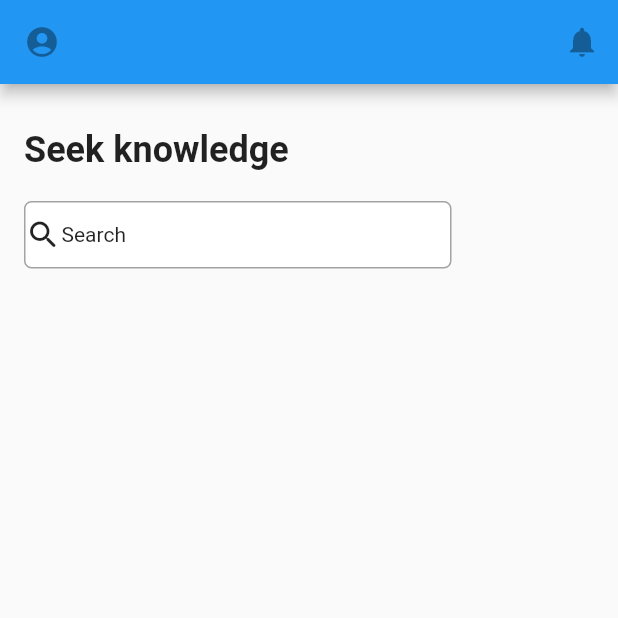
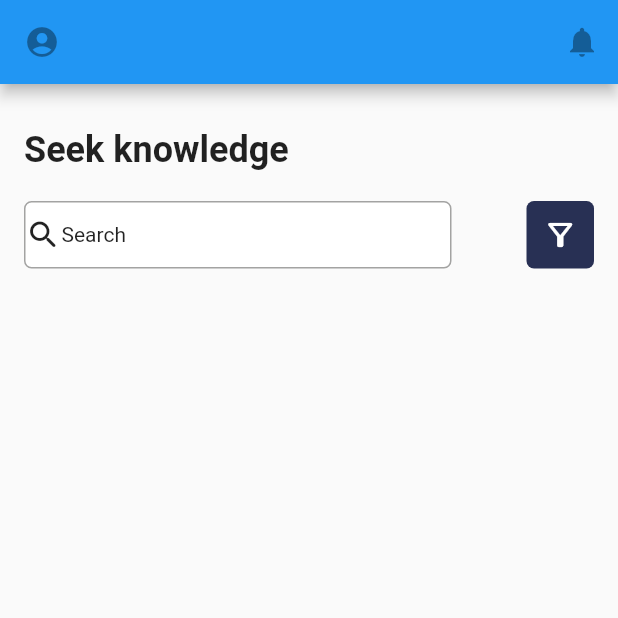
Before and after one commit to eaPeter/Accra_International_School_FlutterApp, a Flutter app: the screen it shows after launch, on a phone screen of 412 x 824 dp, the top half of it. Run offline on Flutter 3.47's test engine with Material 2 defaults, Android fonts, the phone set to English and light mode, and no system bars.

Commit message:
included filter icon container

```diff
--- a/lib/main.dart
+++ b/lib/main.dart
@@ -20,7 +20,7 @@ class MyApp extends StatelessWidget {
               IconButton(onPressed: null, icon: Icon(Icons.notifications))
             ]),
         body: Container(
-          margin: const EdgeInsets.only(left: 16.0),
+          margin: const EdgeInsets.only(left: 16.0, right: 16.0),
           child: Column(
             crossAxisAlignment: CrossAxisAlignment.start,
             children: [
@@ -35,6 +35,9 @@ class MyApp extends StatelessWidget {
                   fontWeight: FontWeight.bold,
                 ),
               ),
+              Row(
+                mainAxisAlignment: MainAxisAlignment.spaceBetween,
+                children: [
                   Container(
                     margin: const EdgeInsets.only(top: 20.0),
                     width: 285,
@@ -51,6 +54,21 @@ class MyApp extends StatelessWidget {
                       Text("Search"),
                     ]),
                   ),
+                  Container(
+                    margin: const EdgeInsets.only(top: 20.0),
+                    width: 45,
+                    height: 45,
+                    decoration: const BoxDecoration(
+                      color: Color.fromARGB(255, 40, 48, 84),
+                      borderRadius: BorderRadius.all(Radius.circular(5)),
+                    ),
+                    child: const Icon(
+                      Icons.filter_alt_outlined,
+                      color: Colors.white,
+                    ),
+                  ),
+                ],
+              ),
             ],
           ),
         ),
```
Lines whose indentation alone changed are shown as unchanged.
